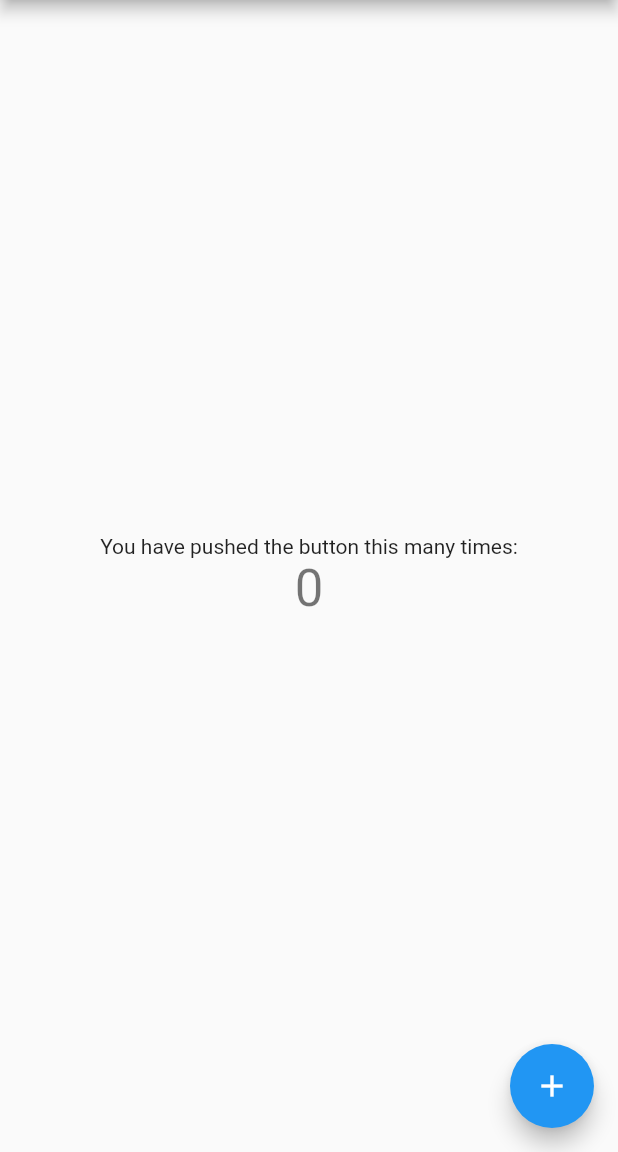
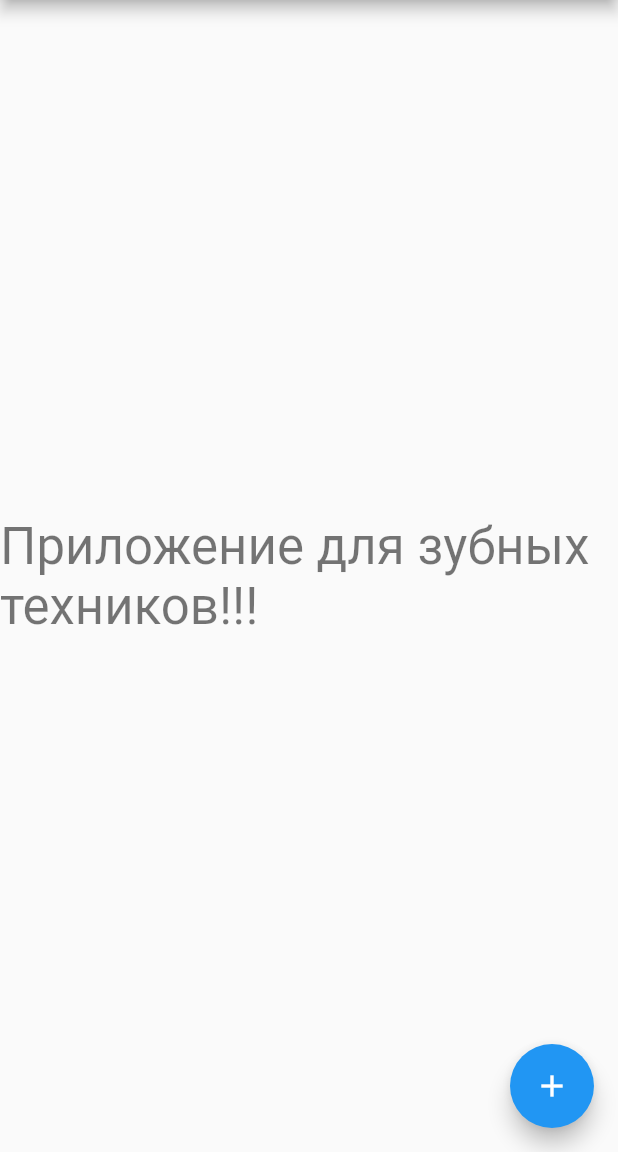
Before and after one commit to Artath/idental, a Flutter app: the screen it shows after launch, on a phone screen of 412 x 824 dp, the part 84-1236 px from its top. Run offline on Flutter 3.47's test engine with Material 2 defaults, Android fonts, the phone set to English and light mode, and no system bars.

Commit message:
add text

```diff
--- a/lib/main.dart
+++ b/lib/main.dart
@@ -95,11 +95,8 @@ class _MyHomePageState extends State<MyHomePage> {
           // horizontal).
           mainAxisAlignment: MainAxisAlignment.center,
           children: <Widget>[
-            const Text(
-              'You have pushed the button this many times:',
-            ),
             Text(
-              '$_counter',
+              'Приложение для зубных техников!!!',
               style: Theme.of(context).textTheme.headline4,
             ),
           ],
```
